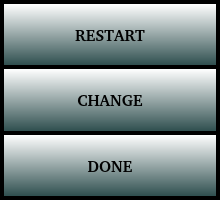
Above: ui/TimerDialog.ui from UnexplodedMinds/Stratofier before the change. Below: the same form after it.
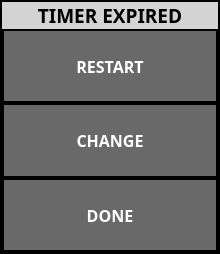
That is the form after the change. Icons and pictures are not drawn.

Diff of the .ui file:
```diff
--- a/ui/TimerDialog.ui
+++ b/ui/TimerDialog.ui
@@ -7,7 +7,7 @@
     <x>0</x>
     <y>0</y>
     <width>220</width>
-    <height>200</height>
+    <height>254</height>
    </rect>
   </property>
   <property name="sizePolicy">
@@ -22,12 +22,6 @@
     <height>200</height>
    </size>
   </property>
-  <property name="maximumSize">
-   <size>
-    <width>220</width>
-    <height>200</height>
-   </size>
-  </property>
   <property name="palette">
    <palette>
     <active>
@@ -94,7 +88,7 @@
   </property>
   <property name="font">
    <font>
-    <family>Piboto</family>
+    <family>Droid Sans</family>
     <pointsize>12</pointsize>
     <weight>75</weight>
     <bold>true</bold>
@@ -107,7 +101,8 @@
    <string notr="true">QPushButton
 {
 	border: none;
-	background-color: qlineargradient( x1:0, y1:0, x2:0, y2:1, stop: 0 white, stop:1 DarkSlateGray );
+	background-color: DimGray;
+	color: white;
 	margin: 2px;
 }
 QPushButton::pressed
@@ -134,6 +129,42 @@
    <property name="bottomMargin">
     <number>2</number>
    </property>
+   <item>
+    <widget class="QLabel" name="m_pTitleLabel">
+     <property name="sizePolicy">
+      <sizepolicy hsizetype="MinimumExpanding" vsizetype="Minimum">
+       <horstretch>0</horstretch>
+       <verstretch>0</verstretch>
+      </sizepolicy>
+     </property>
+     <property name="font">
+      <font>
+       <family>Droid Sans</family>
+       <pointsize>14</pointsize>
+       <weight>75</weight>
+       <bold>true</bold>
+      </font>
+     </property>
+     <property name="autoFillBackground">
+      <bool>false</bool>
+     </property>
+     <property name="styleSheet">
+      <string notr="true">QLabel { background-color: LightGray; color: black; }</string>
+     </property>
+     <property name="frameShape">
+      <enum>QFrame::NoFrame</enum>
+     </property>
+     <property name="text">
+      <string>TIMER EXPIRED</string>
+     </property>
+     <property name="alignment">
+      <set>Qt::AlignCenter</set>
+     </property>
+     <property name="margin">
+      <number>10</number>
+     </property>
+    </widget>
+   </item>
    <item>
     <widget class="QPushButton" name="m_pRestartButton">
      <property name="sizePolicy">
@@ -144,7 +175,7 @@
      </property>
      <property name="font">
       <font>
-       <family>Piboto [Goog]</family>
+       <family>Droid Sans</family>
        <pointsize>12</pointsize>
        <weight>75</weight>
        <bold>true</bold>
@@ -171,7 +202,7 @@
      </property>
      <property name="font">
       <font>
-       <family>Piboto [Goog]</family>
+       <family>Droid Sans</family>
        <pointsize>12</pointsize>
        <weight>75</weight>
        <bold>true</bold>
@@ -202,7 +233,7 @@
      </property>
      <property name="font">
       <font>
-       <family>Piboto [Goog]</family>
+       <family>Droid Sans</family>
        <pointsize>12</pointsize>
        <weight>75</weight>
        <bold>true</bold>
```
Left out of the diff: 3 changed lines with no effect on the pictures.
